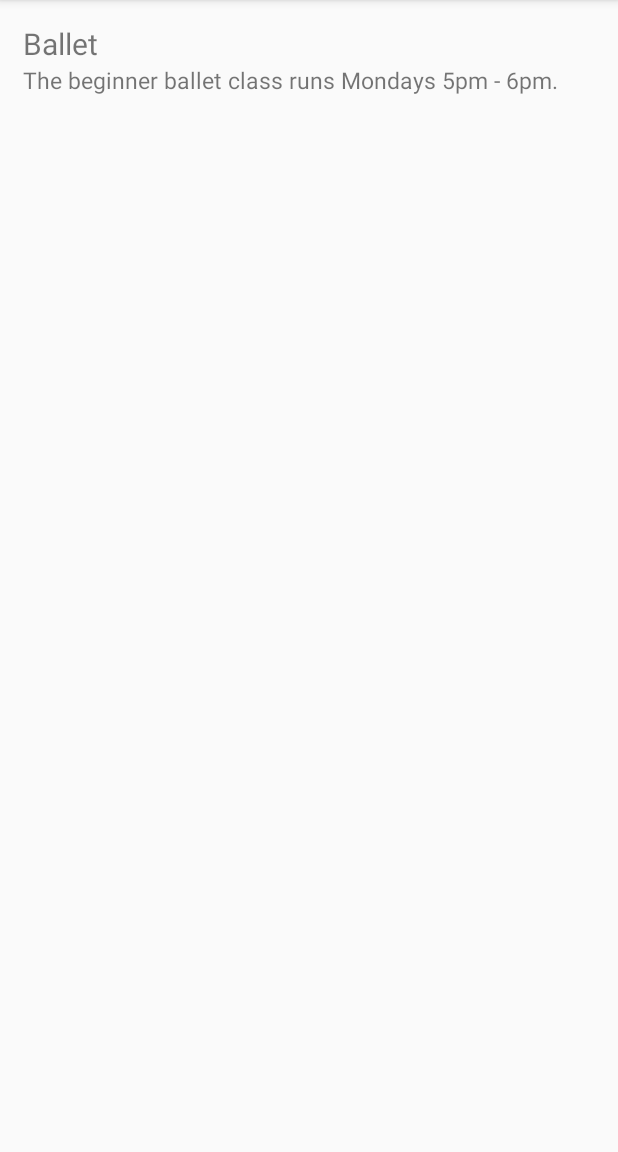
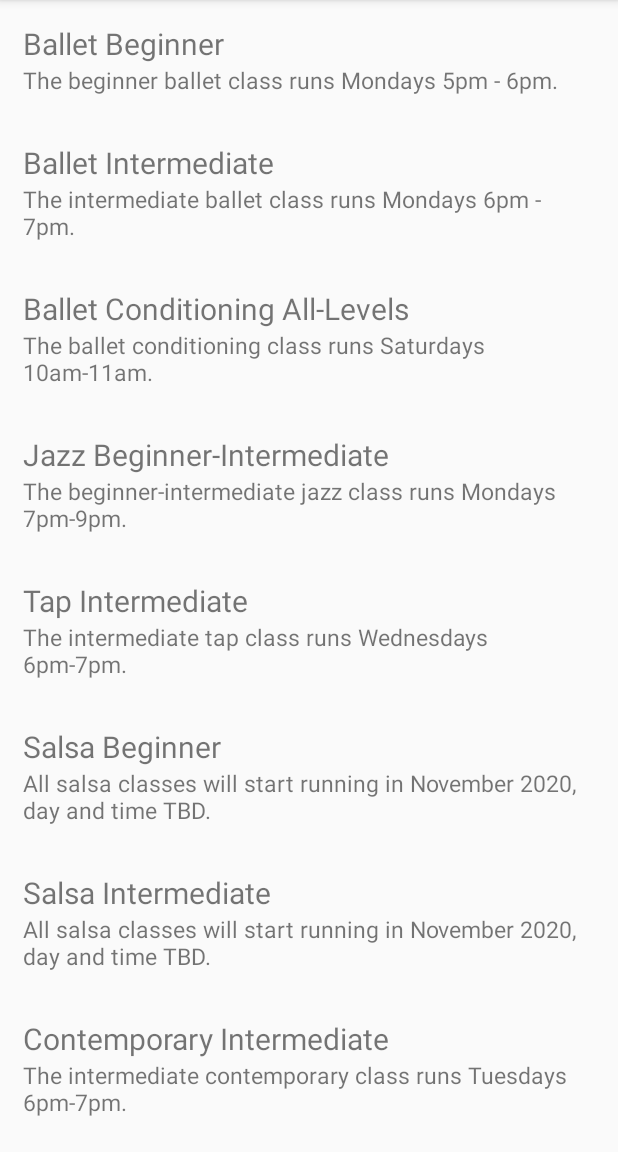
Before and after one commit to sachernik/CPS731Assign4, an Android app: the screen it shows after launch (MainActivity), on a phone screen of 412 x 824 dp, the part 84-1236 px from its top. Run offline under Robolectric (Android 15) with nearby library versions, the phone set to English and light mode, and no system bars.

Commit message:
Fixed layout so each item doesn't take up entire screen, added more list items so the list is scrollable.

```diff
--- a/app/src/main/java/com/example/danceclasses/MainActivity.java
+++ b/app/src/main/java/com/example/danceclasses/MainActivity.java
@@ -9,14 +9,28 @@ import android.os.Bundle;
 public class MainActivity extends AppCompatActivity {
     private static final String TAG = "MainActivity";
 
-    String[] Titles = new String[]{"Ballet", "Jazz", "Tap", "Salsa", "Contemporary","Hip Hop"};
+    String[] Titles = new String[]{
+            "Ballet Beginner",
+            "Ballet Intermediate",
+            "Ballet Conditioning All-Levels",
+            "Jazz Beginner-Intermediate",
+            "Tap Intermediate",
+            "Salsa Beginner",
+            "Salsa Intermediate",
+            "Contemporary Intermediate",
+            "Contemporary Advanced",
+            "Hip Hop All Levels"};
     String[] Descriptions = new String[]{
             "The beginner ballet class runs Mondays 5pm - 6pm.",
+            "The intermediate ballet class runs Mondays 6pm - 7pm.",
+            "The ballet conditioning class runs Saturdays 10am-11am.",
             "The beginner-intermediate jazz class runs Mondays 7pm-9pm.",
             "The intermediate tap class runs Wednesdays 6pm-7pm.",
-            "The beginner salsa class will start running in November 2020, day and time TBD.",
+            "All salsa classes will start running in November 2020, day and time TBD.",
+            "All salsa classes will start running in November 2020, day and time TBD.",
             "The intermediate contemporary class runs Tuesdays 6pm-7pm.",
-            "The beginner hip hop class runs Thursdays 6pm-7pm and Fridays 5pm-6pm."
+            "The advanced contemporary class runs Tuesdays 7pm-8pm.",
+            "The hip hop class runs Thursdays 6pm-7pm and Fridays 5pm-6pm."
     };
 
     @Override
--- a/app/src/main/java/com/example/danceclasses/RecyclerViewAdapter.java
+++ b/app/src/main/java/com/example/danceclasses/RecyclerViewAdapter.java
@@ -14,8 +14,8 @@ import androidx.recyclerview.widget.RecyclerView;
 public class RecyclerViewAdapter extends RecyclerView.Adapter<RecyclerViewAdapter.ViewHolder> {
     private static final String TAG = "RecyclerViewAdapter";
 
-    private String[] Titles = new String[6];
-    private String[] Descriptions = new String[6];
+    private String[] Titles = new String[10];
+    private String[] Descriptions = new String[10];
     private Context mcontext;
 
     public RecyclerViewAdapter(Context mcontext, String[] TitlesArray, String[] DescriptionsArray) {
--- a/app/src/main/res/layout/listitem_layout.xml
+++ b/app/src/main/res/layout/listitem_layout.xml
@@ -3,7 +3,7 @@
     android:id="@+id/listItemLayout"
     android:orientation="vertical"
     android:layout_width="match_parent"
-    android:layout_height="match_parent"
+    android:layout_height="wrap_content"
     android:padding="15dp">
 
     <TextView
```
